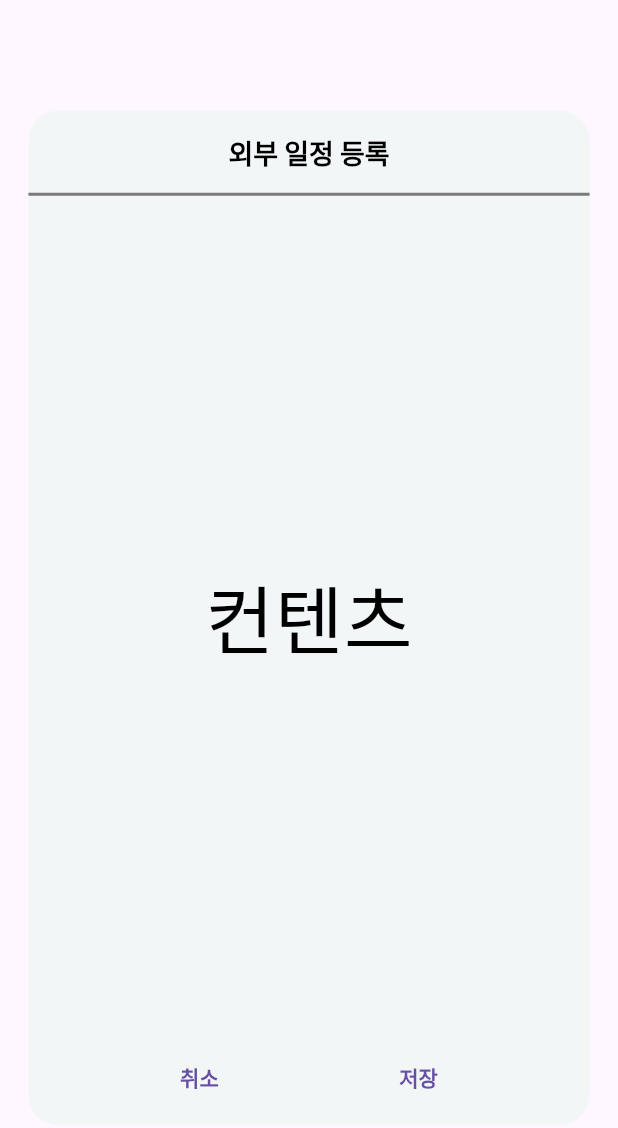
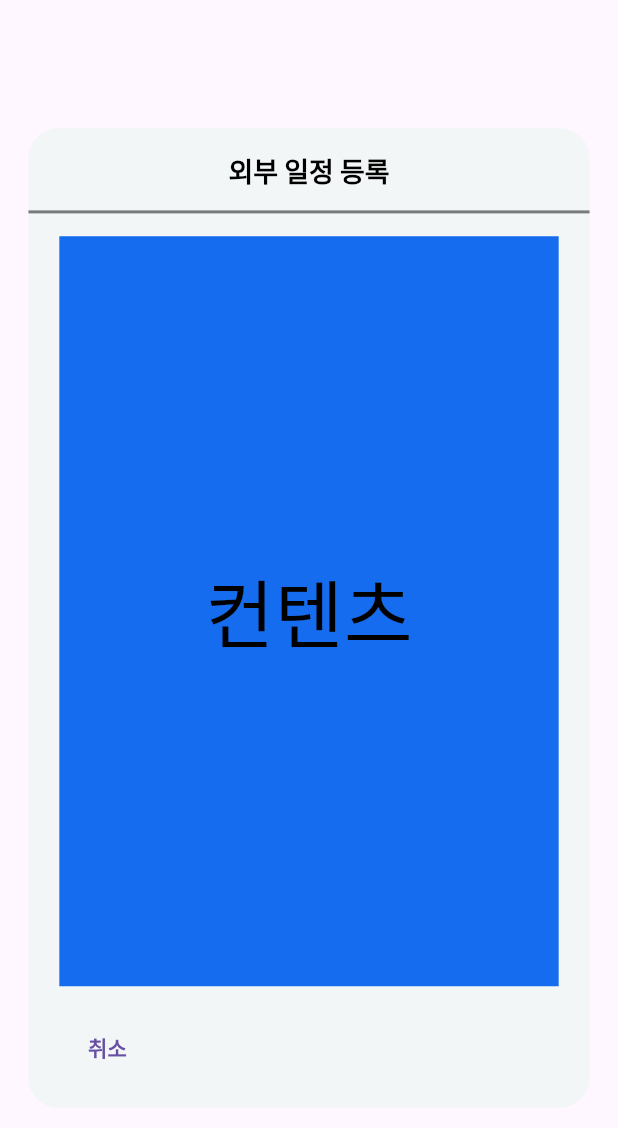
Before and after one commit to jason9865/go-ski, a Flutter app: the CustomModal widget shown alone on an empty page, opened directly, on a phone screen of 412 x 824 dp. Shown: the top 1128 px of the screen. Run offline on Flutter 3.47's test engine with Material 3 defaults, Android fonts, the phone set to English and light mode, and no system bars; our stand-ins replace get, logger.

Commit message:
🎨 Update : include component review

```diff
--- a/goski_instructor/lib/ui/component/custom_modal.dart
+++ b/goski_instructor/lib/ui/component/custom_modal.dart
@@ -2,6 +2,7 @@ import 'package:flutter/material.dart';
 import 'package:get/get.dart';
 import 'package:goski_instructor/const/color.dart';
 import 'package:goski_instructor/const/util/screen_size_controller.dart';
+import 'package:goski_instructor/ui/component/goski_smallsize_button.dart';
 import 'package:logger/logger.dart';
 
 /*
@@ -28,7 +29,7 @@ class CustomModal extends StatelessWidget {
   // 헤더에 들어갈 모달 제목
   final String title;
   // 내용들
-  final Widget content;
+  final Widget child;
   // 버튼 눌렀을 때 동작할 메서드, 있을 수도 있고 없을 수도 있음
   final VoidCallback? onConfirm;
   final String? buttonName;
@@ -36,7 +37,7 @@ class CustomModal extends StatelessWidget {
   const CustomModal({
     super.key,
     required this.title,
-    required this.content,
+    required this.child,
     this.onConfirm,
     this.buttonName,
   });
@@ -44,18 +45,20 @@ class CustomModal extends StatelessWidget {
   @override
   Widget build(BuildContext context) {
     final screenSizeController = Get.find<ScreenSizeController>();
-
+    final double horizontalPadding = screenSizeController.getWidthByRatio(0.05);
     return AlertDialog(
       shape: RoundedRectangleBorder(
         borderRadius: BorderRadius.circular(20.0),
       ),
-      // contentPadding: const EdgeInsets.all(5.0),
+      contentPadding: EdgeInsets.symmetric(horizontal: horizontalPadding),
       insetPadding:
           EdgeInsets.all(screenSizeController.getHeightByRatio(0.023)),
       titlePadding: EdgeInsets.symmetric(
           vertical: screenSizeController.getHeightByRatio(0.01)),
       actionsPadding: EdgeInsets.symmetric(
-          vertical: screenSizeController.getHeightByRatio(0.01)),
+        vertical: screenSizeController.getHeightByRatio(0.02),
+        horizontal: horizontalPadding,
+      ),
       backgroundColor: goskiBackground,
       title: SizedBox(
         child: Column(
@@ -82,23 +85,19 @@ class CustomModal extends StatelessWidget {
         child: Column(
           mainAxisSize: MainAxisSize.min,
           children: [
-            content,
+            child,
           ],
         ),
       ),
       actions: onConfirm != null && buttonName != null
           ? <Widget>[
               Row(
-                mainAxisAlignment: MainAxisAlignment.spaceEvenly,
+                mainAxisAlignment: MainAxisAlignment.spaceBetween,
                 children: [
                   // 뒤로 가기
                   TextButton(
                     onPressed: () => Navigator.of(context).pop(),
                     child: const Text('취소'),
-                  ),
-                  TextButton(
-                    onPressed: onConfirm,
-                    child: Text("$buttonName"),
                   ),
                 ],
               ),
```
Also changed, not shown: goski_instructor/lib/ui/component/custom_container.dart (+6 -6 lines), goski_instructor/lib/ui/component/goski_bigsize_button.dart (+5 -5 lines), goski_instructor/lib/ui/component/goski_middlesize_button.dart (+21 -12 lines), goski_instructor/lib/ui/component/goski_smallsize_button.dart (+6 -6 lines), goski_instructor/lib/ui/component/header_right_icons.dart (+24 -6 lines).
